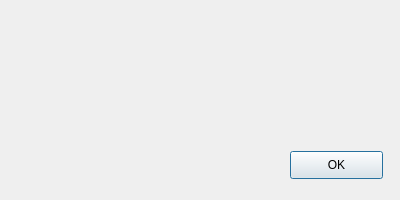
This is StationMeteo/dialoglangue.ui in SimonF2/ProjetFinal as Qt 5 draws it before an edit. The edited form follows.
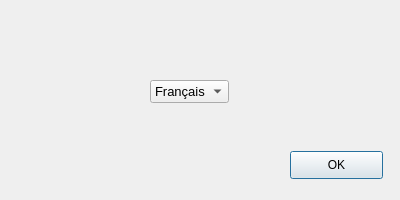
This is the edited form.

Commit message: Mise à jour de la fenêtre du choix de langue et ajout de quelques éléments d'esthétisme

The edit to the form file:
```diff
--- a/StationMeteo/dialoglangue.ui
+++ b/StationMeteo/dialoglangue.ui
@@ -26,6 +26,34 @@
     <string>OK</string>
    </property>
   </widget>
+  <widget class="QComboBox" name="comboBoxLangue">
+   <property name="geometry">
+    <rect>
+     <x>150</x>
+     <y>80</y>
+     <width>121</width>
+     <height>31</height>
+    </rect>
+   </property>
+   <property name="font">
+    <font>
+     <pointsize>10</pointsize>
+    </font>
+   </property>
+   <property name="sizeAdjustPolicy">
+    <enum>QComboBox::AdjustToContents</enum>
+   </property>
+   <item>
+    <property name="text">
+     <string>Français</string>
+    </property>
+   </item>
+   <item>
+    <property name="text">
+     <string>English</string>
+    </property>
+   </item>
+  </widget>
  </widget>
  <resources/>
  <connections/>
```
The commit also changes 6 other files.
